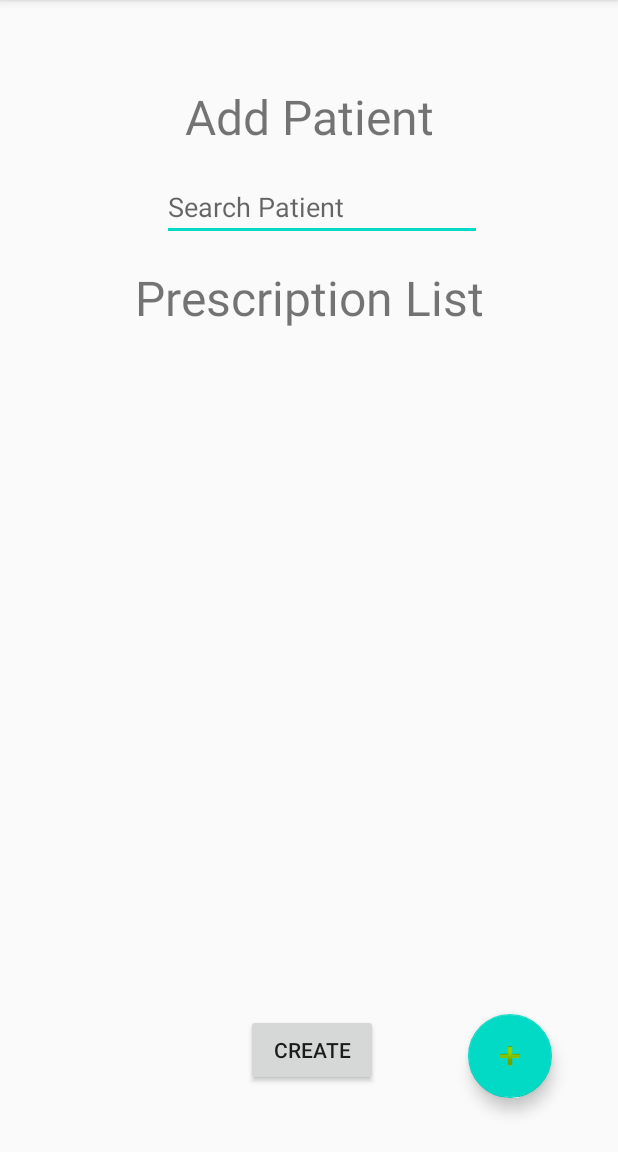
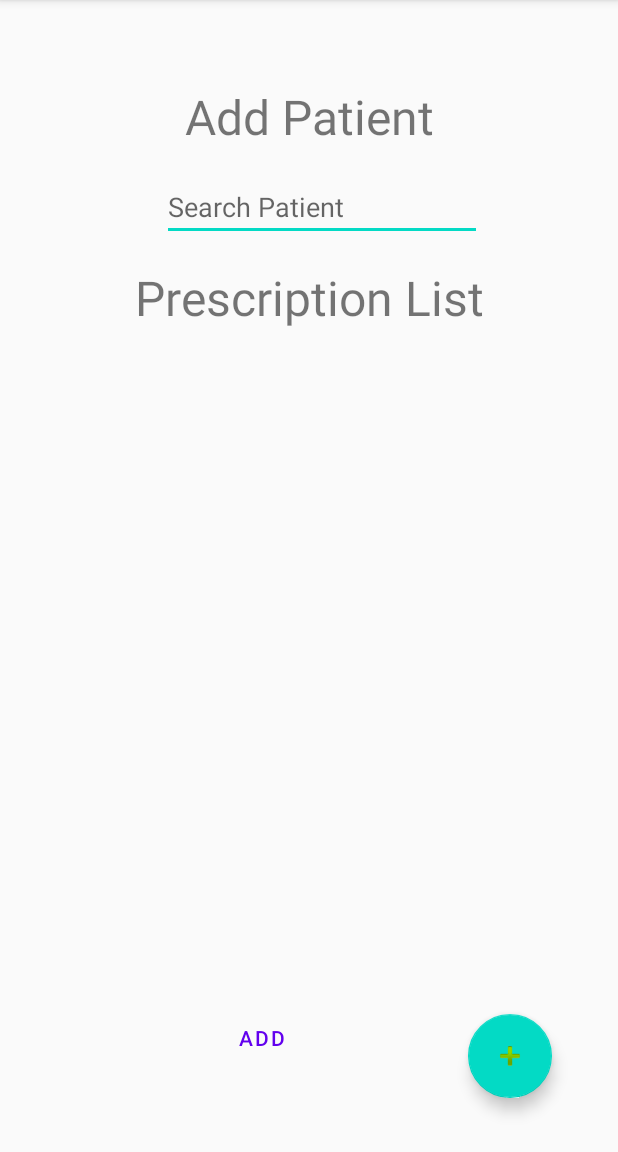
Before and after one commit to ob-taka/MAD-Assigment, an Android app: the AddPatient screen opened directly, with no data from a screen before it, on a phone screen of 412 x 824 dp, the part 84-1236 px from its top. Run offline under Robolectric (Android 15) with nearby library versions, the phone set to English and light mode, and no system bars; 2 statements that could not run were skipped.

Commit message:
added rv

```diff
--- a/app/build.gradle
+++ b/app/build.gradle
@@ -31,5 +31,7 @@ dependencies {
     testImplementation 'junit:junit:4.12'
     androidTestImplementation 'androidx.test.ext:junit:1.1.1'
     androidTestImplementation 'androidx.test.espresso:espresso-core:3.2.0'
-    implementation 'com.google.android.material:material:1.1.0'
+    //implementation 'com.google.android.material:material:1.1.0'
+    implementation 'com.google.android.material:material:1.2.0-alpha06'
+    implementation 'de.hdodenhof:circleimageview:3.1.0'
 }
--- a/app/src/main/java/com/example/mad_assigment/AddPatient.java
+++ b/app/src/main/java/com/example/mad_assigment/AddPatient.java
@@ -1,6 +1,8 @@
 package com.example.mad_assigment;
 
 import androidx.appcompat.app.AppCompatActivity;
+import androidx.recyclerview.widget.LinearLayoutManager;
+import androidx.recyclerview.widget.RecyclerView;
 
 import android.os.Bundle;
 import android.view.View;
@@ -9,14 +11,25 @@ import android.widget.EditText;
 
 import com.google.android.material.floatingactionbutton.FloatingActionButton;
 
+import java.util.ArrayList;
+
 public class AddPatient extends AppCompatActivity{
 
     Button create;
     EditText search;
+    RecyclerView mRecycleView;
+    medicineAdaptor mAdaptor;
+    ArrayList<medicineModel> medicineList;
     @Override
     protected void onCreate(Bundle savedInstanceState) {
         super.onCreate(savedInstanceState);
         setContentView(R.layout.activity_add_patient);
+
+        mRecycleView = findViewById(R.id.mRV);
+        mRecycleView.setLayoutManager(new LinearLayoutManager(this));
+
+        mAdaptor = new medicineAdaptor(this , medicineList);
+        mRecycleView.setAdapter((mAdaptor));
 
         search = (EditText) findViewById(R.id.editText2);
 
@@ -25,7 +38,7 @@ public class AddPatient extends AppCompatActivity{
         create.setOnClickListener(new View.OnClickListener(){
             @Override
             public void onClick(View v) {
-
+                //move to add medicine activity(to be linked later)
             }
         });
 
@@ -33,6 +46,7 @@ public class AddPatient extends AppCompatActivity{
         addPatient.setOnClickListener(new View.OnClickListener() {
             @Override
             public void onClick(View view) {
+                // add patient info
             }
         });
     }
--- /dev/null
+++ b/app/src/main/java/com/example/mad_assigment/medicineAdaptor.java
@@ -0,0 +1,42 @@
+package com.example.mad_assigment;
+
+import android.content.Context;
+import android.view.LayoutInflater;
+import android.view.View;
+import android.view.ViewGroup;
+
+import androidx.annotation.NonNull;
+import androidx.recyclerview.widget.RecyclerView;
+
+import java.util.ArrayList;
+
+public class medicineAdaptor extends RecyclerView.Adapter<medicineCardHolder>{
+    Context context;
+    private ArrayList<medicineModel> cardData;
+
+    public medicineAdaptor(Context context, ArrayList<medicineModel> data) {
+        this.context = context;
+        this.cardData = data;
+    }
+
+    @NonNull
+    @Override
+    public medicineCardHolder onCreateViewHolder(@NonNull ViewGroup parent, int viewType) {
+
+        View view = LayoutInflater.from(parent.getContext()).inflate(R.layout.medicinerow, parent , false);
+
+        return new medicineCardHolder(view);
+    }
+
+    @Override
+    public void onBindViewHolder(@NonNull medicineCardHolder holder, int position) {
+        holder.medicineName.setText(cardData.get(position).getTitle());
+        holder.medicineIcon.setImageResource(cardData.get(position).getImg());
+
+    }
+
+    @Override
+    public int getItemCount() {
+        return cardData.size();
+    }
+}
--- /dev/null
+++ b/app/src/main/res/drawable/ic_add_24dp.xml
@@ -0,0 +1,9 @@
+<vector xmlns:android="http://schemas.android.com/apk/res/android"
+        android:width="24dp"
+        android:height="24dp"
+        android:viewportWidth="24.0"
+        android:viewportHeight="24.0">
+    <path
+        android:fillColor="#FF000000"
+        android:pathData="M19,13h-6v6h-2v-6H5v-2h6V5h2v6h6v2z"/>
+</vector>
--- a/app/src/main/res/layout/activity_add_patient.xml
+++ b/app/src/main/res/layout/activity_add_patient.xml
@@ -53,11 +53,21 @@
 
     <Button
         android:id="@+id/button"
+        app:icon="@drawable/ic_add_24dp"
+        style="@style/Widget.MaterialComponents.Button.OutlinedButton.Icon"
         android:layout_width="wrap_content"
         android:layout_height="wrap_content"
-        android:layout_marginEnd="60dp"
-        android:layout_marginBottom="44dp"
-        android:text="Create"
+        android:layout_marginEnd="92dp"
+        android:layout_marginBottom="52dp"
+        android:text="ADD"
         app:layout_constraintBottom_toBottomOf="parent"
         app:layout_constraintEnd_toStartOf="@+id/AddMedicine" />
+    <!--        style="@style/Widget.MaterialComponents.Button.OutlinedButton.Icon" if fails-->
+    <androidx.recyclerview.widget.RecyclerView
+        android:id="@+id/recyclerView2"
+        android:layout_width="409dp"
+        android:layout_height="410dp"
+        android:layout_marginTop="2dp"
+        app:layout_constraintStart_toStartOf="parent"
+        app:layout_constraintTop_toBottomOf="@+id/textView3" />
 </androidx.constraintlayout.widget.ConstraintLayout>
```
Also changed, not shown: app/src/main/AndroidManifest.xml (+6 -3 lines), app/src/main/java/com/example/mad_assigment/PatientAdaptor.java (added, +41 -0 lines), app/src/main/java/com/example/mad_assigment/PatientCardHolder.java (added, +21 -0 lines), app/src/main/java/com/example/mad_assigment/PatientList.java (+26 -1 lines), app/src/main/java/com/example/mad_assigment/ViewPatient.java (+26 -0 lines), app/src/main/java/com/example/mad_assigment/medicineCardHolder.java (added, +20 -0 lines), app/src/main/java/com/example/mad_assigment/medicineModel.java (added, +27 -0 lines), app/src/main/java/com/example/mad_assigment/patientModel.java (added, +26 -0 lines), app/src/main/res/drawable/ic_android_black_24dp.xml (added, +9 -0 lines), app/src/main/res/layout/activity_patient_list.xml (+11 -3 lines), app/src/main/res/layout/activity_view_patient.xml (+49 -0 lines), app/src/main/res/layout/medicinerow.xml (added, +40 -0 lines), app/src/main/res/layout/patientrow.xml (added, +40 -0 lines).
